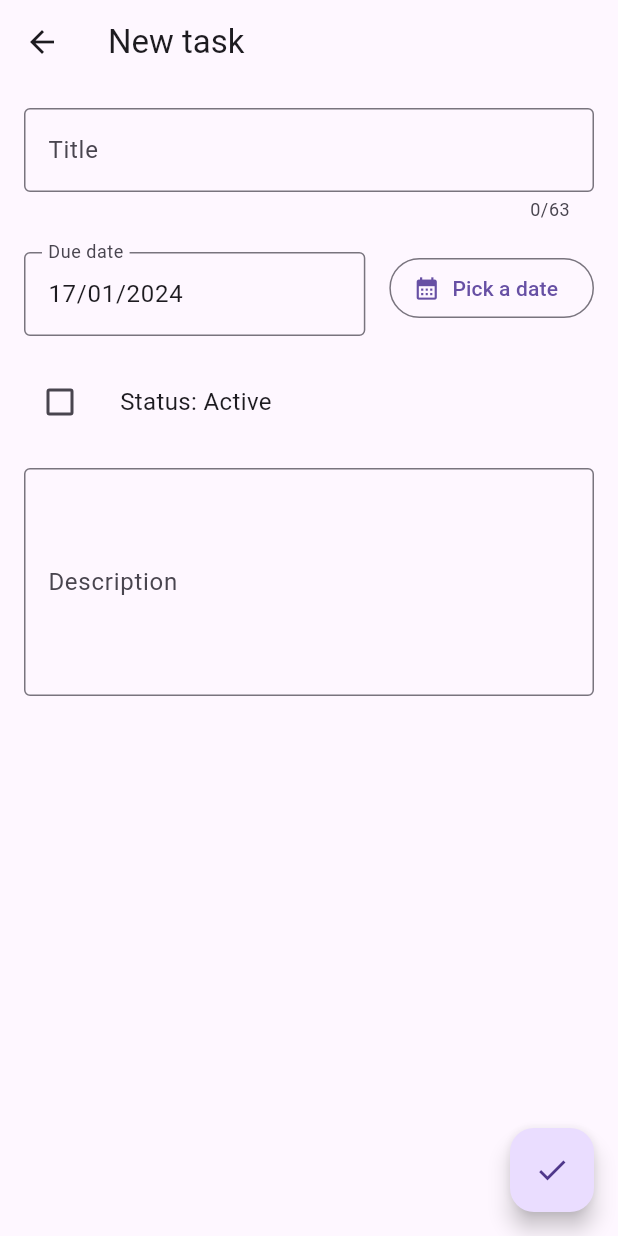
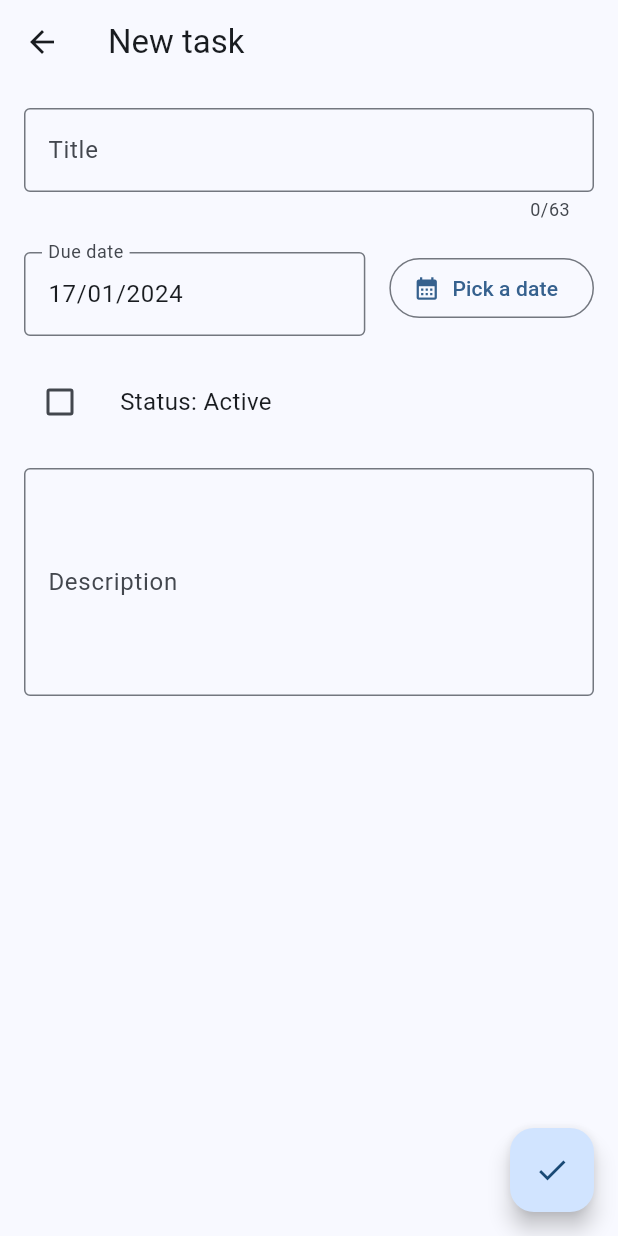
Before and after one commit to raffaelecostanzo/dutask, a Flutter app: the screen it shows after launch, item 3 of the bottom bar chosen, after a tap on the "add" icon, on a phone screen of 412 x 824 dp. Run offline on Flutter 3.47's test engine with Material 3 defaults, Android fonts, the phone set to English and light mode, and no system bars; our stand-ins replace flutter_riverpod, mask_text_input_formatter.

Commit message:
closes #2; added support for switching themes

```diff
--- a/lib/main.dart
+++ b/lib/main.dart
@@ -1,3 +1,4 @@
+import 'package:dutask/providers/theme_provider.dart';
 import 'package:dutask/themes/default_theme.dart';
 import 'package:dutask/views/task_list_view.dart';
 import 'package:flutter/material.dart';
@@ -11,14 +12,17 @@ void main() {
   );
 }
 
-class MainApp extends StatelessWidget {
+class MainApp extends ConsumerWidget {
   const MainApp({super.key});
 
   @override
-  Widget build(BuildContext context) {
+  Widget build(BuildContext context, WidgetRef ref) {
+    final themeMode = ref.watch(themeModeProvider);
     return MaterialApp(
       debugShowCheckedModeBanner: false,
-      theme: themeData,
+      theme: defaultLightTheme,
+      darkTheme: defaultDarkTheme,
+      themeMode: themeMode,
       home: TaskListView(),
     );
   }
--- /dev/null
+++ b/lib/providers/theme_provider.dart
@@ -0,0 +1,4 @@
+import 'package:flutter/material.dart';
+import 'package:flutter_riverpod/flutter_riverpod.dart';
+
+final themeModeProvider = StateProvider((ref) => ThemeMode.system);
--- a/lib/themes/default_theme.dart
+++ b/lib/themes/default_theme.dart
@@ -1,6 +1,10 @@
 import 'package:flutter/material.dart';
 
-final themeData = ThemeData(
+final defaultLightTheme = ThemeData(
+  colorScheme: ColorScheme.fromSeed(
+    seedColor: Colors.blue,
+    brightness: Brightness.light,
+  ),
   pageTransitionsTheme: const PageTransitionsTheme(
     builders: <TargetPlatform, PageTransitionsBuilder>{
       TargetPlatform.android: ZoomPageTransitionsBuilder(
@@ -9,3 +13,17 @@ final themeData = ThemeData(
     },
   ),
 );
+
+final defaultDarkTheme = ThemeData(
+  colorScheme: ColorScheme.fromSeed(
+    seedColor: Colors.blue,
+    brightness: Brightness.dark,
+  ),
+  pageTransitionsTheme: const PageTransitionsTheme(
+    builders: <TargetPlatform, PageTransitionsBuilder>{
+      TargetPlatform.android: ZoomPageTransitionsBuilder(
+        allowEnterRouteSnapshotting: false,
+      ),
+    },
+  ),
+);
--- a/lib/views/task_list_view.dart
+++ b/lib/views/task_list_view.dart
@@ -1,4 +1,5 @@
 import 'package:dutask/providers/filtered_tasks_provider.dart';
+import 'package:dutask/views/settings_view.dart';
 import 'package:dutask/views/task_form_view.dart';
 import 'package:dutask/widgets/bottom_date_nav_bar.dart';
 import 'package:dutask/widgets/task_item.dart';
@@ -51,6 +52,18 @@ class _TaskListViewState extends ConsumerState<TaskListView> {
     return Scaffold(
       appBar: AppBar(
         title: const Text('Dutask'),
+        actions: [
+          IconButton(
+            icon: const Icon(Icons.settings),
+            tooltip: 'Go to settings page',
+            onPressed: () => Navigator.push(
+              context,
+              MaterialPageRoute(
+                builder: (context) => const SettingsView(),
+              ),
+            ),
+          )
+        ],
       ),
       body: Column(
         children: [
```
Also changed, not shown: lib/utils/extensions.dart (+13 -0 lines), lib/utils/functions.dart (added, +11 -0 lines), lib/views/settings_view.dart (added, +29 -0 lines), lib/widgets/settings_tile.dart (added, +61 -0 lines).
